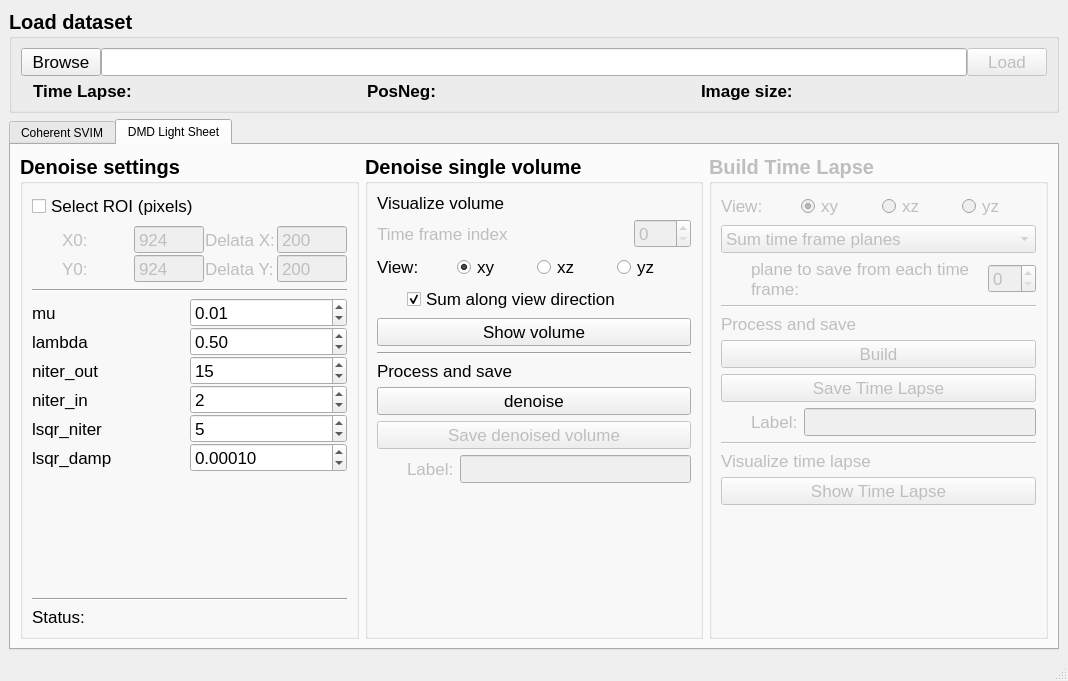
Old version of the form smSVIM_microscope_analyser/analyser_6090_tabs.ui in the repository marccv/smSVIM.
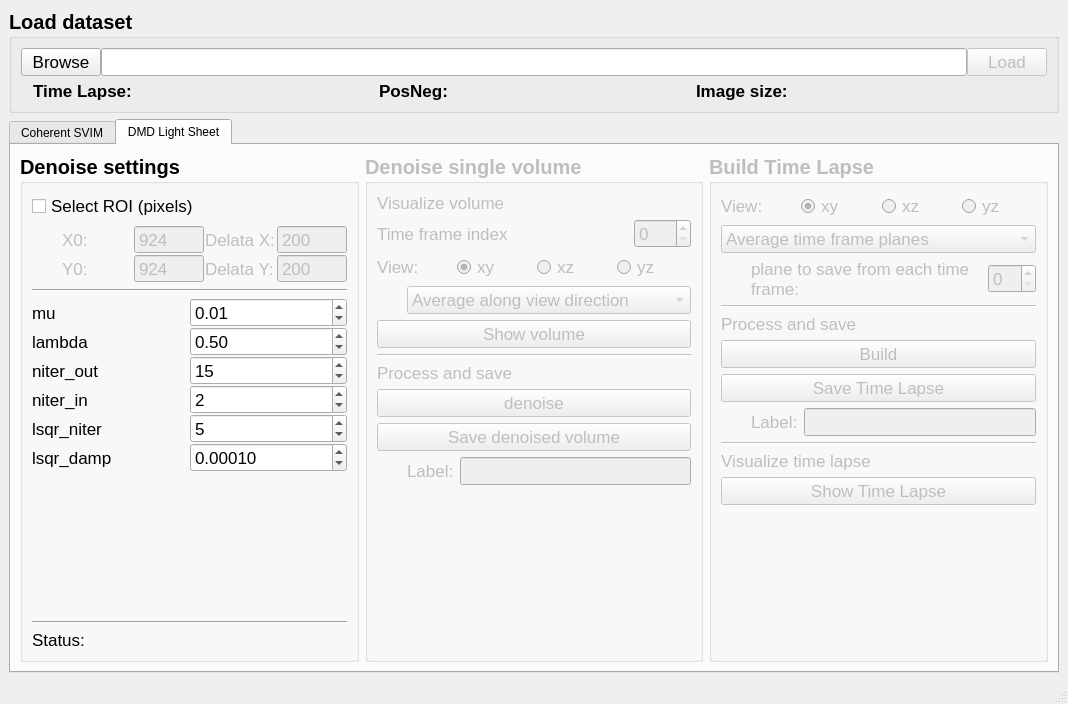
New version of the form. The open tabs and pages were chosen to show the change.

What changed in the file:
```diff
--- a/smSVIM_microscope_analyser/analyser_6090_tabs.ui
+++ b/smSVIM_microscope_analyser/analyser_6090_tabs.ui
@@ -7,7 +7,7 @@
     <x>0</x>
     <y>0</y>
     <width>1068</width>
-    <height>681</height>
+    <height>704</height>
    </rect>
   </property>
   <property name="windowTitle">
@@ -78,7 +78,7 @@
         </layout>
        </item>
        <item row="1" column="0">
-        <layout class="QGridLayout" name="gridLayout_18" columnstretch="0,0,0,0,0,0">
+        <layout class="QGridLayout" name="gridLayout_18" columnstretch="0,1,0,1,0,1">
          <property name="leftMargin">
           <number>12</number>
          </property>
@@ -1815,7 +1815,12 @@
                 </property>
                 <item>
                  <property name="text">
-                  <string>Sum time frame planes</string>
+                  <string>Average time frame planes</string>
+                 </property>
+                </item>
+                <item>
+                 <property name="text">
+                  <string>Maximum over time frame</string>
                  </property>
                 </item>
                 <item>
@@ -2007,7 +2012,7 @@
            <item row="0" column="1">
             <widget class="QGroupBox" name="groupBox_volume_ls">
              <property name="enabled">
-              <bool>true</bool>
+              <bool>false</bool>
              </property>
              <property name="font">
               <font>
@@ -2092,7 +2097,7 @@
                 <item row="0" column="0">
                  <widget class="QLabel" name="label_plot_view_ls">
                   <property name="enabled">
-                   <bool>true</bool>
+                   <bool>false</bool>
                   </property>
                   <property name="font">
                    <font>
@@ -2109,7 +2114,7 @@
                 <item row="0" column="1">
                  <widget class="QRadioButton" name="radioButton_plot_xy_ls">
                   <property name="enabled">
-                   <bool>true</bool>
+                   <bool>false</bool>
                   </property>
                   <property name="font">
                    <font>
@@ -2129,7 +2134,7 @@
                 <item row="0" column="2">
                  <widget class="QRadioButton" name="radioButton_plot_xz_ls">
                   <property name="enabled">
-                   <bool>true</bool>
+                   <bool>false</bool>
                   </property>
                   <property name="font">
                    <font>
@@ -2149,7 +2154,7 @@
                 <item row="0" column="3">
                  <widget class="QRadioButton" name="radioButton_plot_yz_ls">
                   <property name="enabled">
-                   <bool>true</bool>
+                   <bool>false</bool>
                   </property>
                   <property name="font">
                    <font>
@@ -2177,9 +2182,9 @@
                  <number>0</number>
                 </property>
                 <item row="0" column="0">
-                 <widget class="QCheckBox" name="checkBox_plot_sum_ls">
+                 <widget class="QComboBox" name="comboBox">
                   <property name="enabled">
-                   <bool>true</bool>
+                   <bool>false</bool>
                   </property>
                   <property name="font">
                    <font>
@@ -2188,12 +2193,21 @@
                     <bold>false</bold>
                    </font>
                   </property>
-                  <property name="text">
-                   <string>Sum along view direction</string>
-                  </property>
-                  <property name="checked">
-                   <bool>true</bool>
-                  </property>
+                  <item>
+                   <property name="text">
+                    <string>Average along view direction</string>
+                   </property>
+                  </item>
+                  <item>
+                   <property name="text">
+                    <string>Maximum along view direction</string>
+                   </property>
+                  </item>
+                  <item>
+                   <property name="text">
+                    <string>Volume as stack</string>
+                   </property>
+                  </item>
                  </widget>
                 </item>
                </layout>
@@ -2201,7 +2215,7 @@
               <item>
                <widget class="QPushButton" name="pushButton_show_ls">
                 <property name="enabled">
-                 <bool>true</bool>
+                 <bool>false</bool>
                 </property>
                 <property name="font">
                  <font>
@@ -2239,7 +2253,7 @@
               <item>
                <widget class="QPushButton" name="pushButton_denoise_ls">
                 <property name="enabled">
-                 <bool>true</bool>
+                 <bool>false</bool>
                 </property>
                 <property name="font">
                  <font>
```
Left out of the diff: 40 changed lines with no effect on the pictures.
